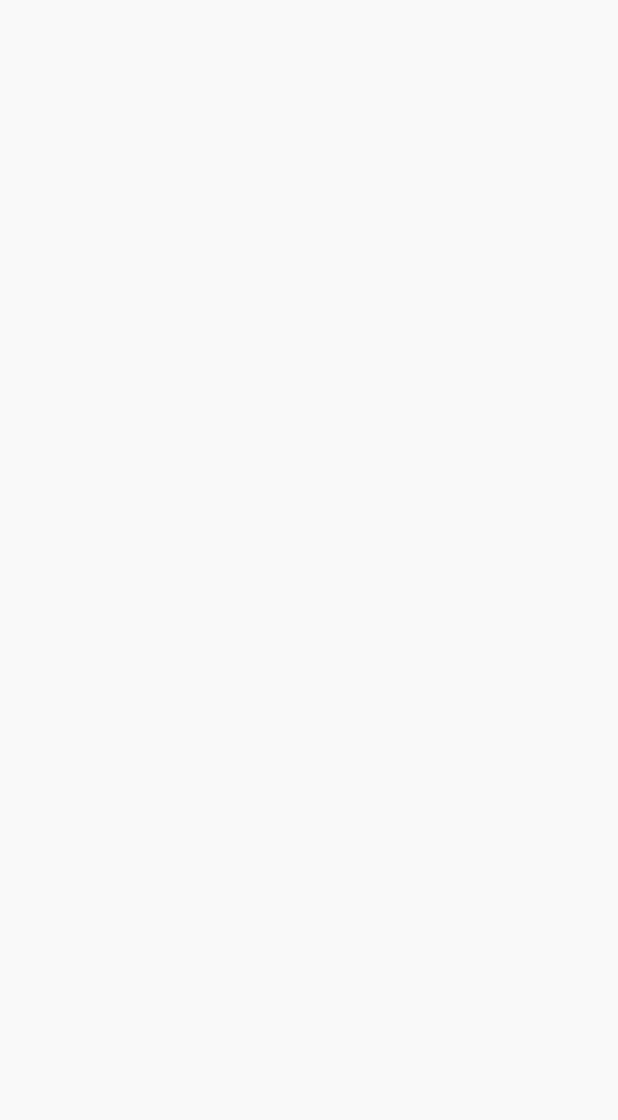
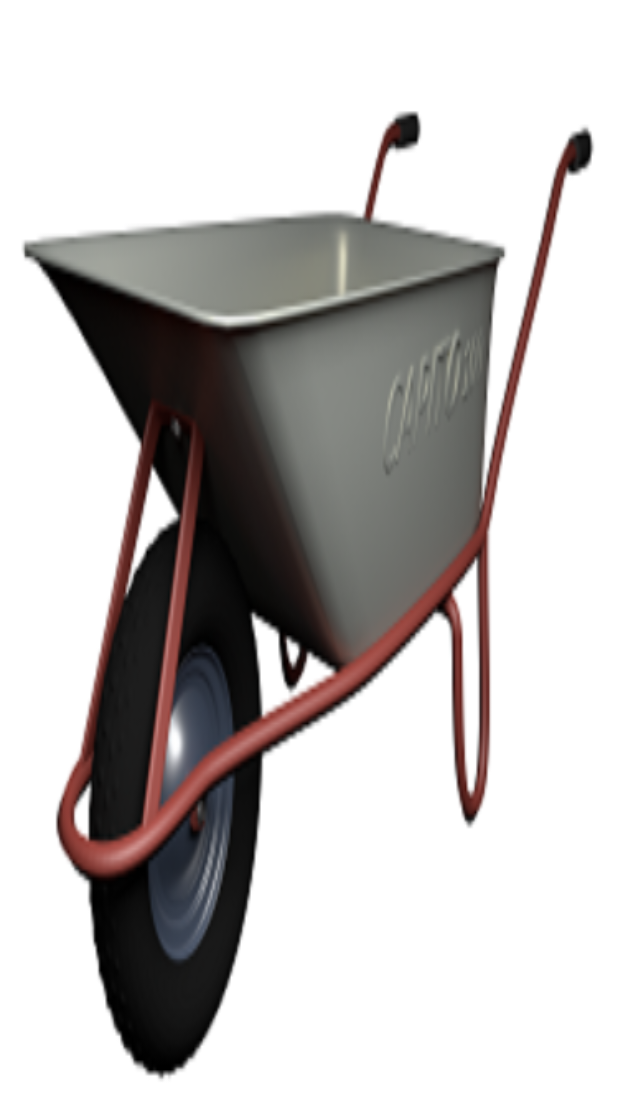
Before and after one commit to Qloppa/WorkItOut, an Android app: the ThirdActivity screen opened directly, with no data from a screen before it, on a phone screen of 412 x 824 dp. Before the commit the part shown is empty. Shown: the top 1120 px of the screen. Run offline under Robolectric (Android 15) with nearby library versions, the phone set to English and light mode, and no system bars.

```diff
--- a/app/src/main/res/layout/activity_3.xml
+++ b/app/src/main/res/layout/activity_3.xml
@@ -1,6 +1,7 @@
 <?xml version="1.0" encoding="utf-8"?>
 <RelativeLayout xmlns:android="http://schemas.android.com/apk/res/android"
     android:orientation="vertical" android:layout_width="match_parent"
-    android:layout_height="match_parent">
+    android:layout_height="match_parent"
+    android:background="@drawable/schubkarre">
 
 </RelativeLayout>
```
Also changed, not shown: app/src/main/res/drawable/schubkarre.png (added).
